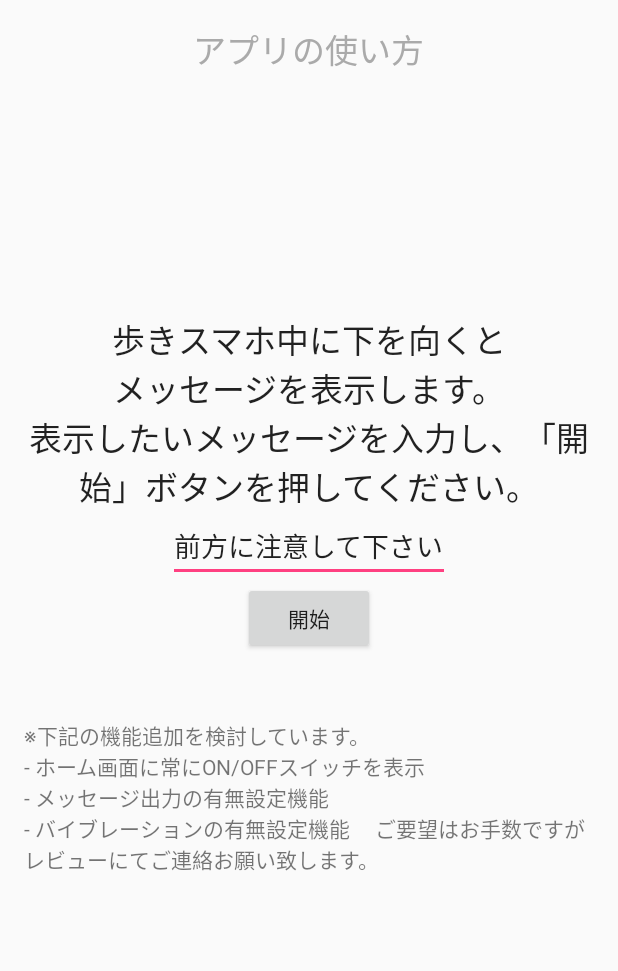
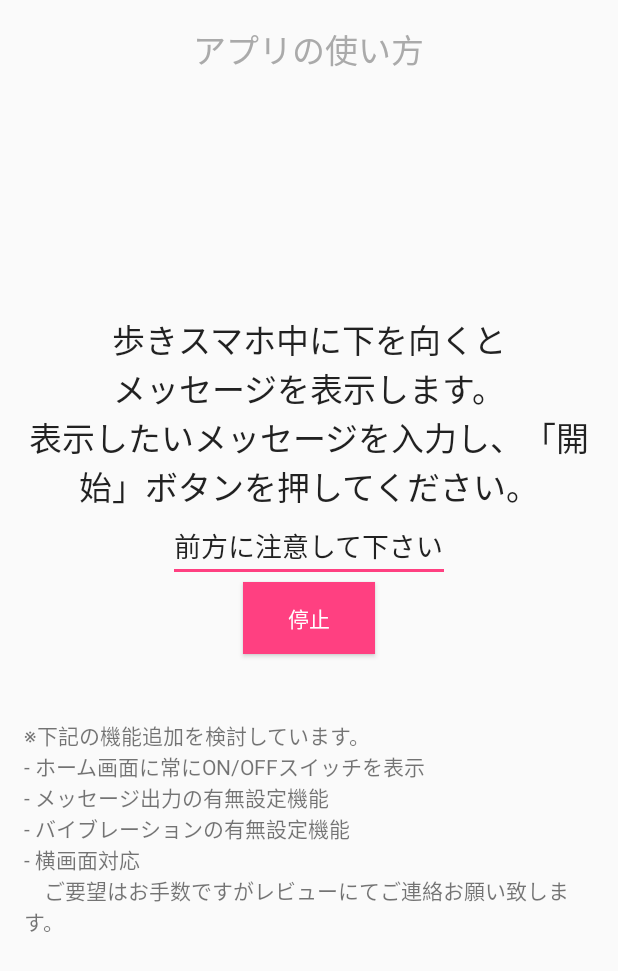
Before and after one commit to junkuvo/AlertAppToWalkSafely, an Android app: the screen it shows after launch (MainActivity), after a tap on "開始", on a phone screen of 412 x 824 dp. Shown: the top 971 px of the screen. Run offline under Robolectric (Android 15) with nearby library versions, the phone set to English and light mode, and no system bars; 1 statement that could not run was skipped.

Commit message:
修正
コメント追加
画面を縦に固定
サービス停止機能

```diff
--- a/AlertAppToWalkSafely/app/src/main/AndroidManifest.xml
+++ b/AlertAppToWalkSafely/app/src/main/AndroidManifest.xml
@@ -10,7 +10,8 @@
         android:label="@string/app_name"
         android:supportsRtl="true"
         android:theme="@style/AppTheme" >
-        <activity android:name=".MainActivity" >
+        <activity android:name=".MainActivity"
+            android:screenOrientation="portrait">
             <intent-filter>
                 <action android:name="android.intent.action.MAIN" />
 
--- a/AlertAppToWalkSafely/app/src/main/java/apps/junkuvo/alertapptowalksafely/DeviceAttitudeCalculator.java
+++ b/AlertAppToWalkSafely/app/src/main/java/apps/junkuvo/alertapptowalksafely/DeviceAttitudeCalculator.java
@@ -41,6 +41,7 @@ public class DeviceAttitudeCalculator {
 //            return  -(int) (attitude[1] * RAD2DEG);
 //        }
 
+        // ★修正必要
         return 90;
     }
 
--- a/AlertAppToWalkSafely/app/src/main/java/apps/junkuvo/alertapptowalksafely/MainActivity.java
+++ b/AlertAppToWalkSafely/app/src/main/java/apps/junkuvo/alertapptowalksafely/MainActivity.java
@@ -21,6 +21,7 @@ public class MainActivity extends Activity {
     private AlertService mAlertService;
     private final AlertReceiver mAlertReceiver = new AlertReceiver();
     public static boolean sAlertShowFlag = false;
+    private boolean mAppRunningFlag = false;
 
     private class AlertReceiver extends BroadcastReceiver {
         @Override
@@ -64,14 +65,23 @@ public class MainActivity extends Activity {
         Button startButton = (Button)findViewById(R.id.button);
         startButton.setOnClickListener(new View.OnClickListener() {
             public void onClick(View v) {
+                if(mAppRunningFlag){
+                    killAlertService();
+                    ((Button)v).setText("開始");
+                    ((Button)v).setBackgroundColor(getResources().getColor(R.color.colorPrimary));
+                    mAppRunningFlag = false;
+                }else {
                     // サービスを開始
                     Intent intent = new Intent(MainActivity.this, AlertService.class);
                     startService(intent);
                     IntentFilter filter = new IntentFilter(AlertService.ACTION);
-
                     registerReceiver(mAlertReceiver, filter);
 
                     bindService(intent, mServiceConnection, Context.BIND_AUTO_CREATE);
+                    ((Button)v).setText("停止");
+                    ((Button)v).setBackgroundColor(getResources().getColor(R.color.colorAccent));
+                    mAppRunningFlag = true;
+                }
             }
         });
     }
@@ -85,6 +95,12 @@ public class MainActivity extends Activity {
     @Override
     public void onDestroy() {
         super.onDestroy();
+        if(mAppRunningFlag) {
+            killAlertService();
+        }
+    }
+
+    public void killAlertService(){
         unbindService(mServiceConnection); // バインド解除
         unregisterReceiver(mAlertReceiver); // 登録解除
         mAlertService.stopSelf(); // サービスは必要ないので終了させる。
@@ -101,5 +117,4 @@ public class MainActivity extends Activity {
         }
         return super.onKeyDown(keyCode, event);
     }
-
 }
--- a/AlertAppToWalkSafely/app/src/main/res/layout/activity_main.xml
+++ b/AlertAppToWalkSafely/app/src/main/res/layout/activity_main.xml
@@ -25,6 +25,8 @@
         android:layout_height="wrap_content"
         android:text="開始"
         android:id="@+id/button"
+        android:textColor="@android:color/white"
+        android:background="@color/colorPrimary"
         android:layout_centerVertical="true"
         android:layout_centerHorizontal="true"/>
 
@@ -55,7 +57,8 @@
 \n- ホーム画面に常にON/OFFスイッチを表示
 \n- メッセージ出力の有無設定機能
 \n- バイブレーションの有無設定機能
-    ご要望はお手数ですがレビューにてご連絡お願い致します。"
+\n- 横画面対応
+\n    ご要望はお手数ですがレビューにてご連絡お願い致します。"
         android:id="@+id/textView"
         android:layout_below="@+id/button"
         android:layout_alignParentLeft="true"
```
Also changed, not shown: AlertAppToWalkSafely/app/src/main/java/apps/junkuvo/alertapptowalksafely/AlertService.java (+6 -5 lines). Lines whose indentation alone changed are shown as unchanged.
